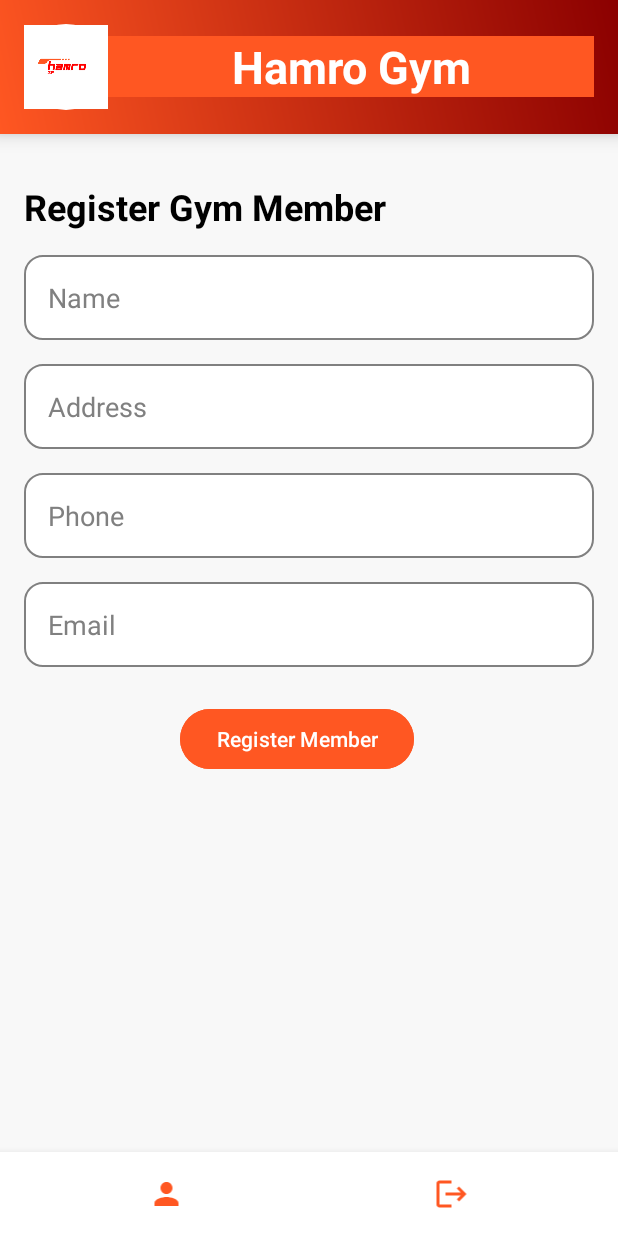
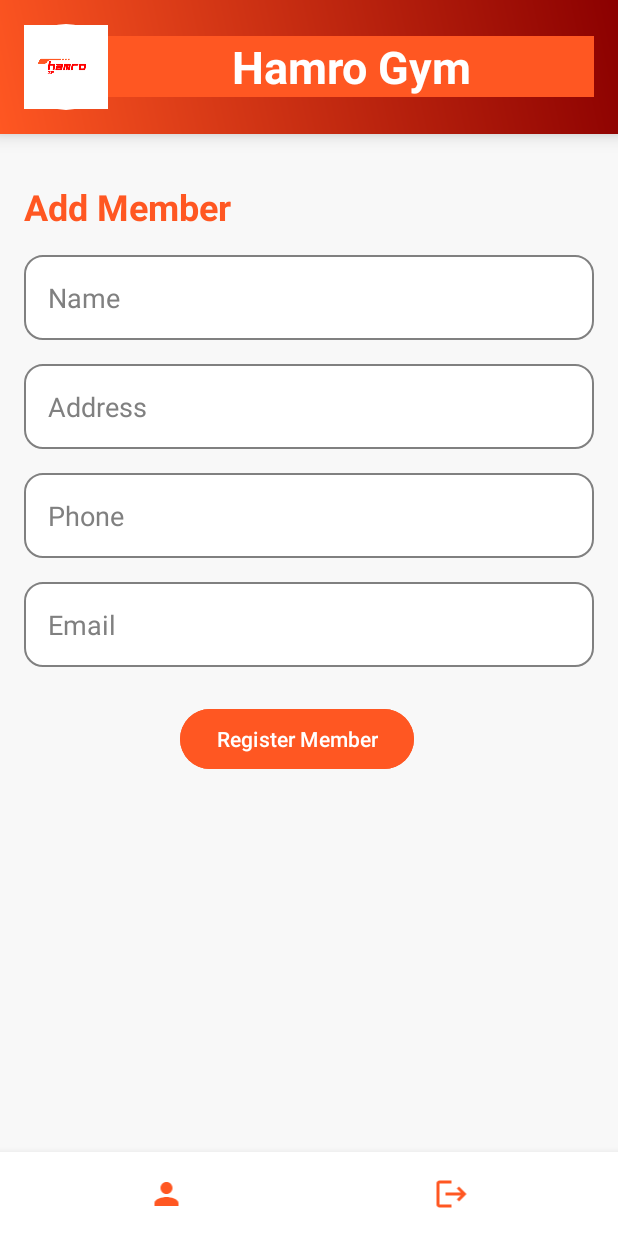
Before and after one commit to Rabindra-Bhattarai/Kotlin-ind., an Android app: the AddMemberActivity screen opened directly, with no data from a screen before it, on a phone screen of 412 x 824 dp. Run offline under Robolectric (Android 15) with nearby library versions, the phone set to English and light mode, and no system bars; our stand-ins replace Firebase (no records; nobody signed in at launch, a user with empty details on screens opened directly).

Commit message:
Add member

```diff
--- a/app/src/main/res/layout/activity_add_member.xml
+++ b/app/src/main/res/layout/activity_add_member.xml
@@ -45,9 +45,9 @@
         android:id="@+id/tvTitle"
         android:layout_width="wrap_content"
         android:layout_height="wrap_content"
-        android:text="Register Gym Member"
+        android:text="Add Member"
         android:textSize="24sp"
-        android:textColor="@color/black"
+        android:textColor="@color/red"
         android:layout_marginTop="32dp"
         app:layout_constraintStart_toStartOf="parent"
         app:layout_constraintTop_toBottomOf="@id/headerLayout"
```
